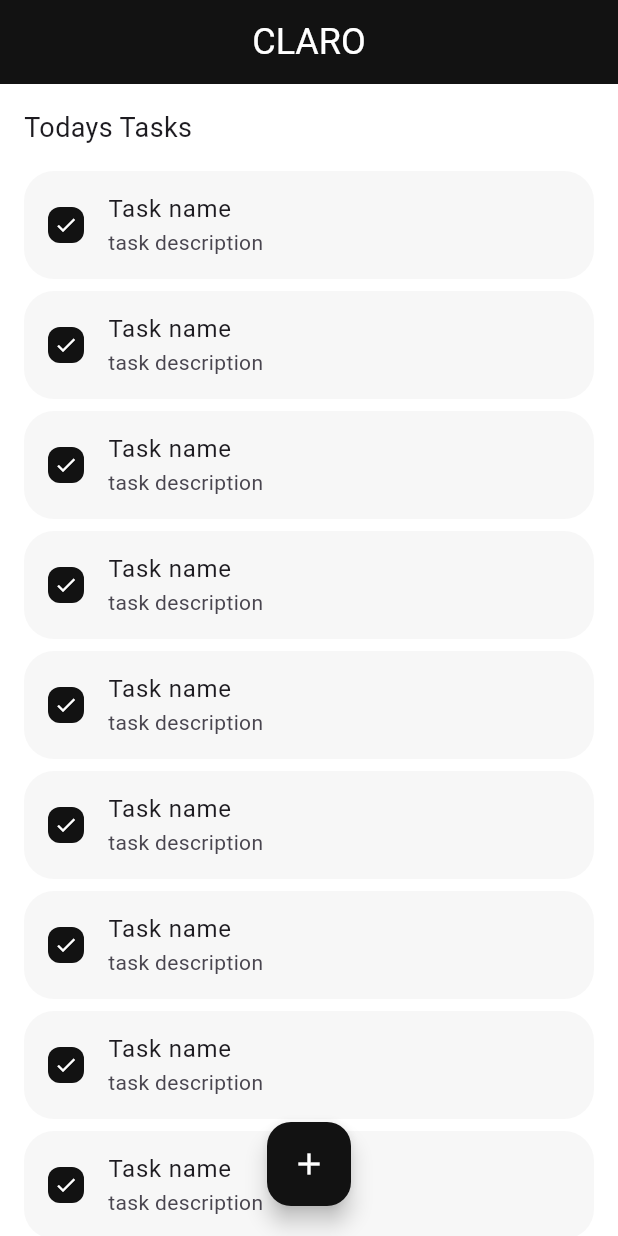
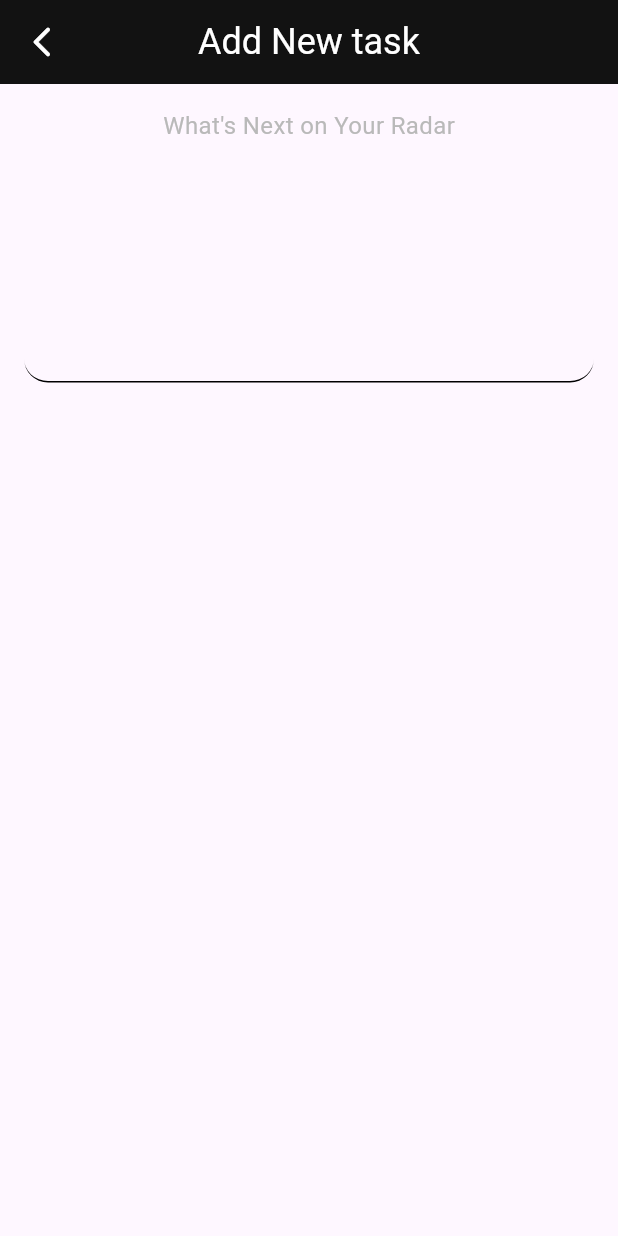
Before and after one commit to mukt-SPEC/claro, a Flutter app: the screen it shows after launch, after a tap on the "add" icon, on a phone screen of 412 x 824 dp. Run offline on Flutter 3.47's test engine with Material 3 defaults, Android fonts, the phone set to English and light mode, and no system bars; our stand-ins replace google_fonts, hive, hive_flutter; accounts and stored records are empty; Roboto replaces fonts that are missing (Afacad).

Commit message:
working on add task page

```diff
--- a/lib/views/home/widget/home.dart
+++ b/lib/views/home/widget/home.dart
@@ -2,8 +2,11 @@ import 'package:claro/extensions/spacer.dart';
 import 'package:claro/main.dart';
 import 'package:claro/model/todo_model.dart';
 import 'package:claro/utils/app_color.dart';
+import 'package:claro/views/home/components/emptystate.dart';
 
 import 'package:claro/views/home/components/taskcontainer.dart';
+import 'package:claro/views/home/widget/tasktile.dart';
+import 'package:claro/views/tasks/task_view.dart';
 import 'package:flutter/cupertino.dart';
 import 'package:flutter/material.dart';
 import 'package:google_fonts/google_fonts.dart';
@@ -19,6 +22,7 @@ class HomePage extends StatefulWidget {
 }
 
 class _HomePageState extends State<HomePage> {
+  final List<String> tasks = ['1', '2'];
   @override
   Widget build(BuildContext context) {
     return Scaffold(
@@ -51,41 +55,39 @@ class _HomePageState extends State<HomePage> {
                   ),
                 ),
                 Expanded(
-                  child: ListView.builder(
-                    itemCount: 20,
+                  child:
+                      tasks.isNotEmpty
+                          ? ListView.builder(
+                            itemCount: tasks.length,
                             scrollDirection: Axis.vertical,
                             itemBuilder: (BuildContext context, int index) {
-                      return AnimatedContainer(
-                        margin: EdgeInsets.only(bottom: 8),
-                        decoration: BoxDecoration(
-                          color: AppColor.secondary,
-                          borderRadius: BorderRadius.circular(20),
+                              return Dismissible(
+                                direction: DismissDirection.horizontal,
+                                onDismissed: (_) {},
+                                background: Row(
+                                  mainAxisAlignment: MainAxisAlignment.center,
+                                  children: [
+                                    Icon(
+                                      Icons.delete,
+                                      color: Colors.red,
+                                      size: 30,
                                     ),
-                        duration: const Duration(milliseconds: 450),
-                        child: GestureDetector(
-                          onTap: () {},
-                          child: ListTile(
-                            leading: AnimatedContainer(
-                              padding: EdgeInsets.all(4),
-                              duration: const Duration(milliseconds: 350),
-                              decoration: BoxDecoration(
-                                color: AppColor.primary,
-                                shape: BoxShape.rectangle,
-                                borderRadius: BorderRadius.circular(8),
-                              ),
-                              child: Icon(
-                                Icons.check,
-                                size: 16,
-                                color: Colors.white,
+                                    const SizedBox(width: 16),
+                                    Text(
+                                      'This task will be deleted',
+                                      style: GoogleFonts.afacad(
+                                        fontSize: 12,
+                                        color: Color.fromARGB(255, 253, 67, 54),
                                       ),
                                     ),
-                            title: Text('Task name'),
-                            subtitle: Text('task description'),
+                                  ],
                                 ),
-                        ),
+                                key: Key(index.toString()),
+                                child: TaskWidget(),
                               );
                             },
-                  ),
+                          )
+                          : Emptystate(),
                 ),
               ],
             ),
@@ -96,7 +98,12 @@ class _HomePageState extends State<HomePage> {
       floatingActionButton: Padding(
         padding: const EdgeInsets.only(bottom: 4.0),
         child: FloatingActionButton(
-          onPressed: () {},
+          onPressed: () {
+            Navigator.push(
+              context,
+              CupertinoPageRoute(builder: (_) => TaskView()),
+            );
+          },
           backgroundColor: AppColor.primary,
           child: const Icon(Icons.add, color: Colors.white),
         ),
--- /dev/null
+++ b/lib/views/home/widget/tasktile.dart
@@ -0,0 +1,66 @@
+import 'package:flutter/material.dart';
+import 'package:google_fonts/google_fonts.dart';
+
+import '../../../utils/app_color.dart';
+
+class TaskWidget extends StatelessWidget {
+  const TaskWidget({super.key});
+
+  @override
+  Widget build(BuildContext context) {
+    return AnimatedContainer(
+      margin: EdgeInsets.only(bottom: 16),
+      decoration: BoxDecoration(
+        color: AppColor.secondary,
+        borderRadius: BorderRadius.circular(20),
+      ),
+      duration: const Duration(milliseconds: 450),
+      child: ListTile(
+        contentPadding: EdgeInsets.all(8),
+        horizontalTitleGap: 16,
+        leading: GestureDetector(
+          onTap: () {},
+          child: AnimatedContainer(
+            padding: EdgeInsets.all(4),
+            duration: const Duration(milliseconds: 350),
+            decoration: BoxDecoration(
+              color: AppColor.primary,
+              shape: BoxShape.rectangle,
+              borderRadius: BorderRadius.circular(8),
+            ),
+            child: Icon(Icons.check, size: 16, color: Colors.white),
+          ),
+        ),
+        title: Text('Task name'),
+        subtitle: Column(
+          crossAxisAlignment: CrossAxisAlignment.start,
+          children: [
+            Text(
+              'task description',
+              style: GoogleFonts.afacad(
+                fontSize: 14,
+                fontWeight: FontWeight.normal,
+                color: Color(0xffb9b9b9),
+              ),
+            ),
+            const SizedBox(height: 16),
+            Row(
+              children: [
+                Icon(Icons.calendar_today, size: 16, color: AppColor.accent),
+                SizedBox(width: 4),
+                Text(
+                  'Due date',
+                  style: GoogleFonts.afacad(
+                    fontSize: 14,
+                    fontWeight: FontWeight.normal,
+                    color: AppColor.accent,
+                  ),
+                ),
+              ],
+            ),
+          ],
+        ),
+      ),
+    );
+  }
+}
--- /dev/null
+++ b/lib/views/tasks/task_view.dart
@@ -0,0 +1,66 @@
+import 'package:flutter/cupertino.dart';
+import 'package:flutter/material.dart';
+import 'package:google_fonts/google_fonts.dart';
+
+import '../../utils/app_color.dart';
+
+class TaskView extends StatefulWidget {
+  const TaskView({super.key});
+
+  @override
+  State<TaskView> createState() => _TaskViewState();
+}
+
+class _TaskViewState extends State<TaskView> {
+  @override
+  Widget build(BuildContext context) {
+    return Scaffold(
+      appBar: AppBar(
+        leading: IconButton(
+          onPressed: () {
+            Navigator.pop(context);
+          },
+          icon: Icon(
+            Icons.arrow_back_ios_new_rounded,
+            color: Color(0xffffffff),
+          ),
+        ),
+        elevation: 0,
+        backgroundColor: AppColor.primary,
+        title: Text(
+          'Add New task',
+          style: GoogleFonts.afacad(fontSize: 24, color: Colors.white),
+        ),
+        centerTitle: true,
+      ),
+      body: Padding(
+        padding: const EdgeInsets.symmetric(horizontal: 16.0),
+        child: SizedBox(
+          width: double.infinity,
+          height: double.infinity,
+          child: Column(
+            children: [
+              SizedBox(height: 16),
+              Text(
+                'What\'s Next on Your Radar',
+                style: GoogleFonts.afacad(fontSize: 16, color: AppColor.accent),
+              ),
+              Container(
+                width: double.infinity,
+                child: TextFormField(
+                  maxLines: 6,
+                  style: GoogleFonts.afacad(fontSize: 16),
+                  decoration: InputDecoration(
+                    enabledBorder: UnderlineInputBorder(
+                      borderRadius: BorderRadius.circular(16),
+                    ),
+                  ),
+                ),
+              ),
+            ],
+          ),
+        ),
+      ),
+    );
+  }
+}
```
Lines whose indentation alone changed are shown as unchanged.
